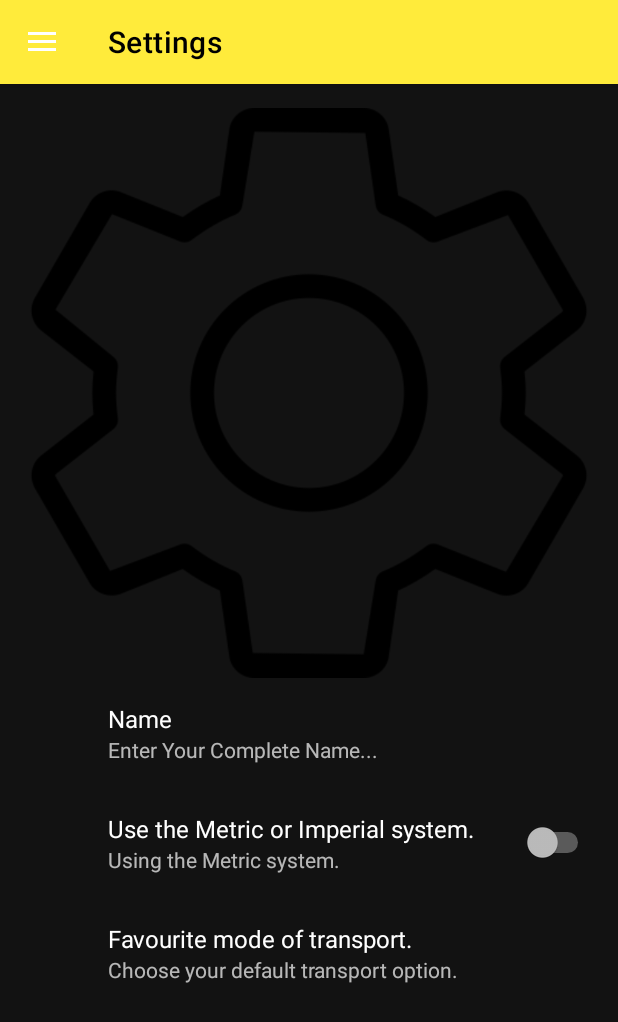
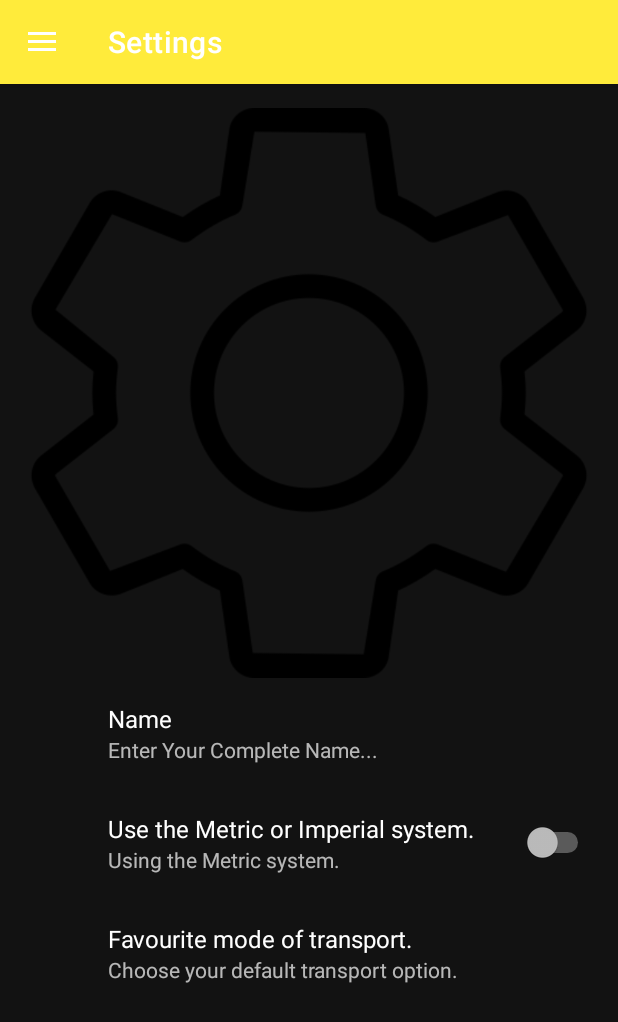
Before and after one commit to WayneWhitehead/Ported, an Android app: the screen it shows after launch once a user with an empty profile is signed in (MainActivity), in the side drawer, after a tap on "Settings", on a phone screen of 412 x 824 dp. Shown: the top 1022 px of the screen. Run offline under Robolectric (Android 15) with nearby library versions, the light colour scheme and no system bars; our stand-ins replace Firebase (no records; nobody signed in at launch, a user with empty details on screens opened directly), RxJava, Timber, androidx.preference, navigation-ui; libraries missing offline, so code that uses them is left out: com.tomtom.online; 15 statements that could not run were skipped.

Commit message:
updated CalcDistance method in FirebaseFunctions

```diff
--- a/app/src/main/java/com/hidesign/ported/ui/home/HomeFragment.java
+++ b/app/src/main/java/com/hidesign/ported/ui/home/HomeFragment.java
@@ -275,8 +275,9 @@
             destination.setLatitude(marker.getLatitude());
             destination.setLongitude(marker.getLongitude());
 
+            List<String> distanceVar = fbFunctions.calculateDistance(uLocation.distanceTo(destination));
             TextView distance = vBottomSheet.findViewById(R.id.distance);
-            distance.setText(fbFunctions.calculateDistance(uLocation.distanceTo(destination)));
+            distance.setText(String.format("%s%s", distanceVar.get(0), distanceVar.get(1)));
             TextView address = vBottomSheet.findViewById(R.id.nameAddress);
             address.setText(fbFunctions.getAddress(marker.getLatitude(), marker.getLongitude(), getContext()));
 
@@ -317,8 +318,9 @@
             int lastPoint = route.getCoordinates().size() -1;
             endAddress.setText(fbFunctions.getAddress(route.getCoordinates().get(lastPoint).getLatitude(), route.getCoordinates().get(lastPoint).getLongitude(), getContext()));
 
+            List<String> distanceVar = fbFunctions.calculateDistance(route.getSummary().getLengthInMeters());
             TextView distance = vBottomSheet.findViewById(R.id.distance);
-            distance.setText(fbFunctions.calculateDistance(route.getSummary().getLengthInMeters()));
+            distance.setText(String.format("%s%s", distanceVar.get(0), distanceVar.get(1)));
 
             TextView time = vBottomSheet.findViewById(R.id.travelTime);
             time.setText(formatTimeFromSeconds(route.getSummary().getTravelTimeInSeconds()));
--- a/app/src/main/java/com/hidesign/ported/ui/home/PastTripFragment.java
+++ b/app/src/main/java/com/hidesign/ported/ui/home/PastTripFragment.java
@@ -107,10 +107,11 @@
             TextView _EndAddress = v.view.findViewById(R.id.EndLocation);
             _EndAddress.setText(display.get(position).getEndAddress());
 
+            List<String> distance = fbFunctions.calculateDistance(display.get(position).getTripDistance());
             TextView _Distance = v.view.findViewById(R.id.Distance);
-            _Distance.setText(fbFunctions.calculateDistance(display.get(position).getTripDistance()));
+            _Distance.setText(distance.get(0));
             TextView _DistanceSystem = v.view.findViewById(R.id.DistanceSystem);
-            _DistanceSystem.setText(new String("Km"));
+            _DistanceSystem.setText(distance.get(1));
 
 //            v.view.setOnClickListener(v1 -> {
 //                Intent i = new Intent(getActivity(), DetailActivity.class);
--- a/app/src/main/res/layout/app_bar_main.xml
+++ b/app/src/main/res/layout/app_bar_main.xml
@@ -16,7 +16,7 @@
             android:layout_width="match_parent"
             android:layout_height="?attr/actionBarSize"
             android:background="?attr/colorPrimary"
-            app:titleTextColor="@android:color/black"
+            app:titleTextColor="@android:color/white"
             app:popupTheme="@style/AppTheme.PopupOverlay">
 
         </androidx.appcompat.widget.Toolbar>
```
Also changed, not shown: app/src/main/java/com/hidesign/ported/FirebaseFunctions.java (+6 -4 lines).
